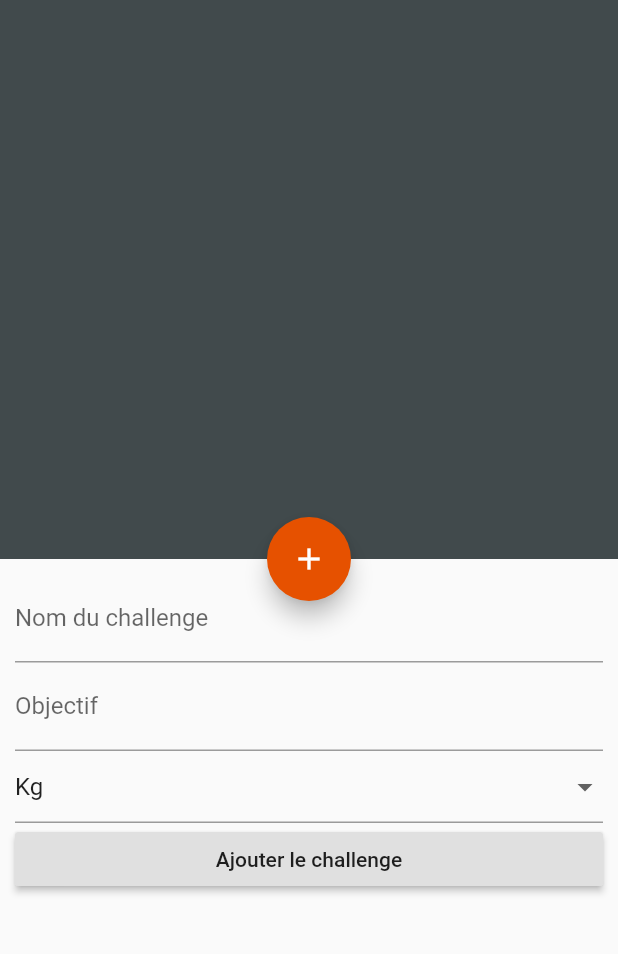
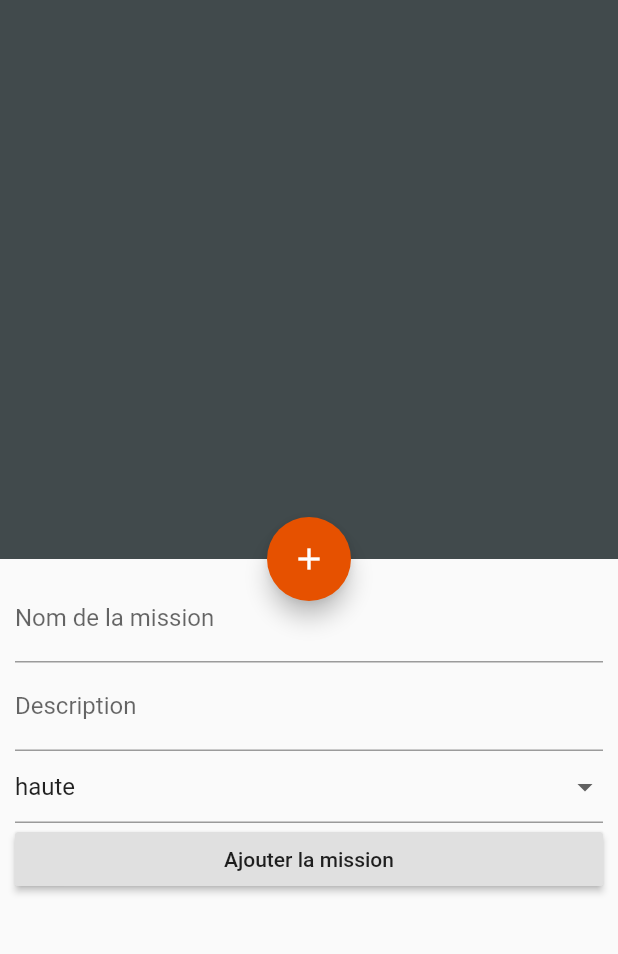
Before and after one commit to NOA-FASHION/IcanDoIt, a Flutter app: the screen it shows after launch, after a tap on the "add" icon, on a phone screen of 412 x 824 dp, the part 59-1013 px from its top. Run offline on Flutter 3.47's test engine with Material 2 defaults, Android fonts, the phone set to English and light mode, and no system bars; our stand-ins replace shared_preferences.

Commit message:
modification et readaptation

```diff
--- a/icandoit/lib/controllers/challenge_controller.dart
+++ b/icandoit/lib/controllers/challenge_controller.dart
@@ -27,13 +27,15 @@ class Challengecontroller {
 
   Future<List<ChallengeModel>> addChallenge(
       {@required String name,
-      @required String target,
+      @required String description,
       @required String unity}) async {
     _challengeList.add(
       ChallengeModel(
           name: name,
-          target: int.parse(target),
-          unity: unity == "KG" ? unity_challenge.kg : unity_challenge.km),
+          description: description,
+          unity: unity == "haute"
+              ? unity_challenge.haute
+              : unity_challenge.normal),
     );
     await _save();
 
@@ -53,9 +55,8 @@ class Challengecontroller {
     return false;
   }
 
-  Future<List<ChallengeModel>> remove({@required int index}) async {
+  void remove({@required int index}) async {
     _challengeList.removeAt(index);
     await _save(remove: true);
-    return _challengeList;
   }
 }
--- a/icandoit/lib/models/challenge_model.dart
+++ b/icandoit/lib/models/challenge_model.dart
@@ -1,22 +1,26 @@
 import 'package:flutter/foundation.dart';
 
-enum unity_challenge { kg, km }
+enum unity_challenge { haute, normal }
 
 class ChallengeModel {
   final String name;
-  final int target;
+  final String description;
   final unity_challenge unity;
 
   ChallengeModel(
-      {@required this.name, @required this.target, @required this.unity});
+      {@required this.name, @required this.description, @required this.unity});
   ChallengeModel.fromJSON(Map<String, dynamic> json)
       : name = json['name'],
-        target = json['target'],
-        unity = json['unity'] == "unity_challenge.kg"
-            ? unity_challenge.kg
-            : unity_challenge.km;
+        description = json['description'],
+        unity = json['unity'] == "unity_challenge.haute"
+            ? unity_challenge.haute
+            : unity_challenge.normal;
 
   Map<String, dynamic> toJson() {
-    return {"name": name, "target": target, "unity": unity.toString()};
+    return {
+      "name": name,
+      "description": description,
+      "unity": unity.toString()
+    };
   }
 }
--- a/icandoit/lib/screens/home_screen.dart
+++ b/icandoit/lib/screens/home_screen.dart
@@ -13,7 +13,7 @@ class _HomeState extends State<Home> {
   PersistentBottomSheetController _bottomSheetController;
   final Challengecontroller _controller = Challengecontroller();
   Future<List> challengesData;
-  String unityChallenge = "KG";
+  String unityChallenge = "haute";
   String nameChallenge;
   String targetChallenge;
 
@@ -68,29 +68,36 @@ class _HomeState extends State<Home> {
                               nameChallenge = value;
                             },
                             validator: (value) {
-                              final RegExp checkReg = RegExp(r'^\D+$');
+                              // final RegExp checkReg = RegExp(r'^\D+$');
                               if (value.isEmpty) {
                                 return "Merci d'entrer un nom pour le challenge";
-                              } else if (!checkReg.hasMatch(value)) {
-                                return "$value";
                               }
+                              // else if (!checkReg.hasMatch(value)) {
+                              //   return "$value";
+                              // }
                               return null;
                             },
                             decoration:
-                                InputDecoration(labelText: "Nom du challenge"),
+                                InputDecoration(labelText: "Nom de la mission"),
                           ),
                           TextFormField(
                             onSaved: (value) {
                               targetChallenge = value;
                             },
                             validator: (value) {
-                              final _isInt = int.tryParse(value);
-                              if (_isInt == null) {
-                                return "Merci d'entrer uniquement des chiffres";
+                              // final _isInt = int.tryParse(value);
+                              // if (_isInt == null) {
+                              //   return "Merci d'entrer uniquement des chiffres";
+                              // }
+                              if (value.isEmpty) {
+                                return "Merci d'entrer une description pour la mission";
+                              } else if (value.length > 35) {
+                                return "pas plus de 50 caracteres";
                               }
                               return null;
                             },
-                            decoration: InputDecoration(labelText: "Objectif"),
+                            decoration:
+                                InputDecoration(labelText: "Description"),
                           ),
                           DropdownButtonFormField(
                             value: unityChallenge,
@@ -102,12 +109,12 @@ class _HomeState extends State<Home> {
                             },
                             items: <DropdownMenuItem>[
                               DropdownMenuItem(
-                                value: "KG",
-                                child: Text("Kg"),
+                                value: "haute",
+                                child: Text("haute"),
                               ),
                               DropdownMenuItem(
-                                value: "KM",
-                                child: Text("Km"),
+                                value: "normal",
+                                child: Text("normal"),
                               ),
                             ],
                           ),
@@ -118,13 +125,13 @@ class _HomeState extends State<Home> {
                                 setState(() {
                                   challengesData = _controller.addChallenge(
                                       name: nameChallenge,
-                                      target: targetChallenge,
+                                      description: targetChallenge,
                                       unity: unityChallenge);
                                 });
                                 Navigator.pop(context);
                               }
                             },
-                            child: Text("Ajouter le challenge"),
+                            child: Text("Ajouter la mission"),
                           ),
                         ],
                       ),
```
Also changed, not shown: icandoit/lib/screens/components/build_challenge_list.dart (+79 -11 lines), 3 other files.
